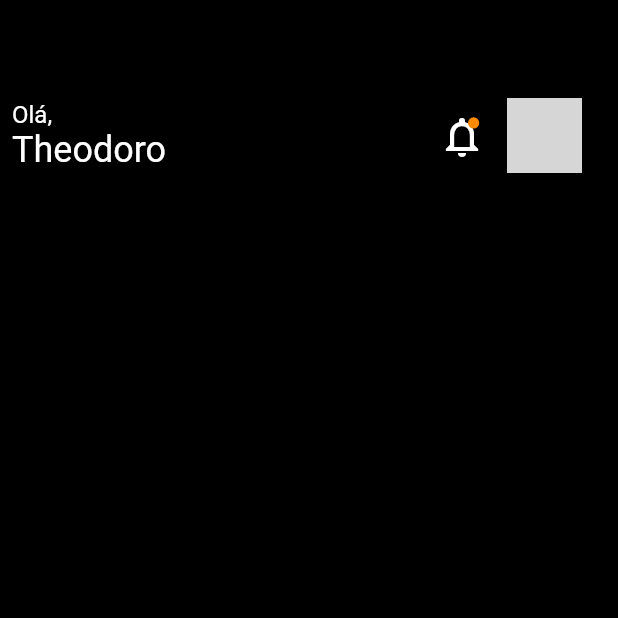
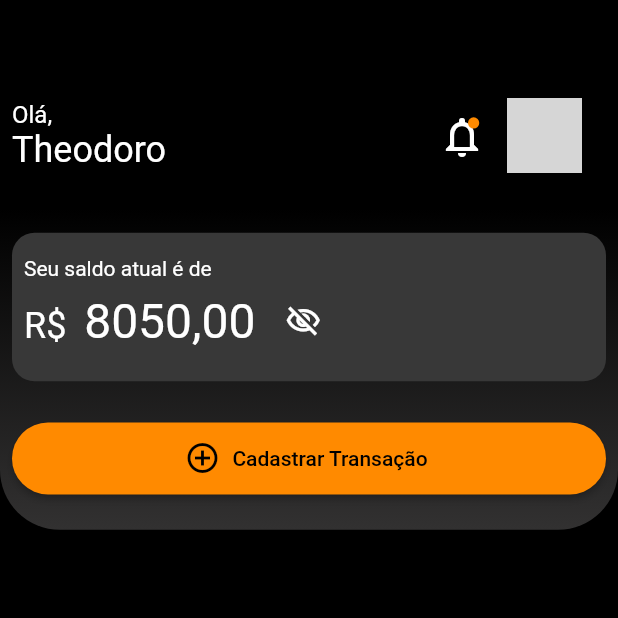
Before and after one commit to Orange-Juice-Projeto-Developer/orange_wallet_mobile, a Flutter app: the screen it shows after launch, on a phone screen of 412 x 824 dp, the top half of it. Run offline on Flutter 3.47's test engine with Material 2 defaults, Android fonts, the phone set to English and light mode, and no system bars; network calls fail; grey boxes are pictures that could not be loaded.

Commit message:
Cadastrar transação (botoes e visual)

```diff
--- a/lib/models/notification_button.dart
+++ b/lib/models/notification_button.dart
@@ -9,15 +9,18 @@ class NotificationButton extends StatelessWidget {
       width: 30,
       height: 30,
       child: Stack(
-        // alignment: Alignment.center,
         children: [
-          const SizedBox(
+          SizedBox(
             width: 30,
             height: 30,
-            child: Icon(
-              size: 32,
-              Icons.notifications_outlined,
-              color: Colors.white,
+            child: InkWell(radius: 30,
+              borderRadius: BorderRadius.circular(100),
+              onTap: () {},
+              child: Icon(
+                size: 32,
+                Icons.notifications_outlined,
+                color: Colors.white,
+              ),
             ),
           ),
           Container(
--- a/lib/pages/home_page.dart
+++ b/lib/pages/home_page.dart
@@ -34,7 +34,6 @@ class HomePage extends StatelessWidget {
                     ],
                   ),
                   Row(
-                    // mainAxisAlignment: MainAxisAlignment.spaceBetween,
                     children: const [
                       NotificationButton(),
                       Padding(
@@ -51,6 +50,111 @@ class HomePage extends StatelessWidget {
                 ],
               ),
             ),
+            Stack(
+              children: [
+                Container(
+                  height: mediaQuery.height / 3.85,
+                  decoration: const BoxDecoration(
+                    borderRadius: BorderRadius.vertical(
+                      bottom: Radius.circular(40),
+                    ),
+                    gradient: LinearGradient(
+                      begin: Alignment.topCenter,
+                      end: Alignment.bottomCenter,
+                      colors: [
+                        Colors.black,
+                        Color(0XFF323131),
+                      ],
+                    ),
+                  ),
+                ),
+                Padding(
+                  padding: const EdgeInsets.fromLTRB(8, 16, 8, 16),
+                  child: Container(
+                    height: 99,
+                    decoration: BoxDecoration(
+                      color: const Color(0XFF383838),
+                      borderRadius: BorderRadius.circular(15),
+                    ),
+                    child: Padding(
+                      padding: const EdgeInsets.only(
+                        top: 16.0,
+                        left: 8,
+                      ),
+                      child: Column(
+                        crossAxisAlignment: CrossAxisAlignment.start,
+                        children: [
+                          const Padding(
+                            padding: EdgeInsets.only(bottom: 8.0),
+                            child: Text(
+                              'Seu saldo atual é de',
+                              style:
+                                  TextStyle(fontSize: 14, color: Colors.white),
+                            ),
+                          ),
+                          Row(
+                            children: const [
+                              Text.rich(
+                                TextSpan(
+                                  children: [
+                                    TextSpan(
+                                      text: 'R\$  ',
+                                      style: TextStyle(
+                                          fontSize: 24, color: Colors.white),
+                                    ),
+                                    TextSpan(
+                                      text: '8050,00',
+                                      style: TextStyle(
+                                          fontSize: 32, color: Colors.white),
+                                    ),
+                                  ],
+                                ),
+                              ),
+                              SizedBox(
+                                width: 20,
+                              ),
+                              Icon(
+                                Icons.visibility_off_outlined,
+                                color: Colors.white,
+                              ),
+                              // Aguardando ver sobre vetores ou baixar o baratinho de dinheiro
+                              // Spacer()
+
+                              //COLOCAR AQUI O CODIGO DO DINHEIROS
+                            ],
+                          ),
+                        ],
+                      ),
+                    ),
+                  ),
+                ),
+                Padding(
+                  padding: const EdgeInsets.all(8.0),
+                  child: Align(
+                    heightFactor: 3.8,
+                    alignment: Alignment.bottomCenter,
+                    child: ElevatedButton.icon(
+                      style: ElevatedButton.styleFrom(
+                        fixedSize: Size(mediaQuery.width, 48),
+                        primary: const Color(0XFFFF8A00),
+                        shape: RoundedRectangleBorder(
+                          borderRadius: BorderRadius.circular(24),
+                        ),
+                      ),
+                      onPressed: () {},
+                      icon: const Icon(
+                        Icons.add_circle_outline,
+                        color: Colors.black,
+                      ),
+                      label: const Text(
+                        'Cadastrar Transação',
+                        style: TextStyle(color: Colors.black),
+                      ),
+                    ),
+                  ),
+                ),
+              ],
+            ),
           ],
         ),
       ),
```
